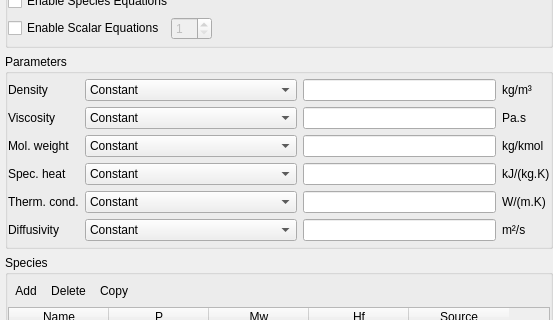
The window that gui/uifiles/fluid.ui (truongd8593/mfix) describes before a commit, drawn with Qt 5; both pictures show x 0 to 553 and y 145 to 465 of the 553 by 957 pixel window.
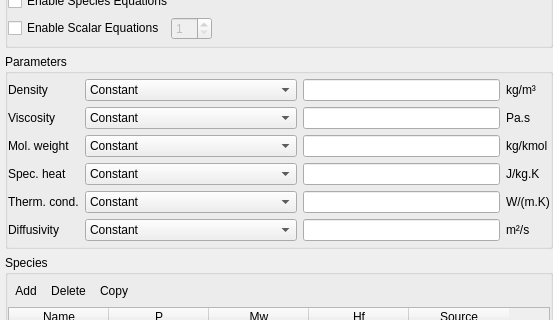
The same window after the commit. Custom widgets are drawn as their Qt base class.

Diff of the .ui file:
```diff
--- a/gui/uifiles/fluid.ui
+++ b/gui/uifiles/fluid.ui
@@ -703,7 +703,7 @@
          </font>
         </property>
         <property name="text">
-         <string>kJ/(kg.K)</string>
+         <string>J/kg.K</string>
         </property>
        </widget>
       </item>
```
